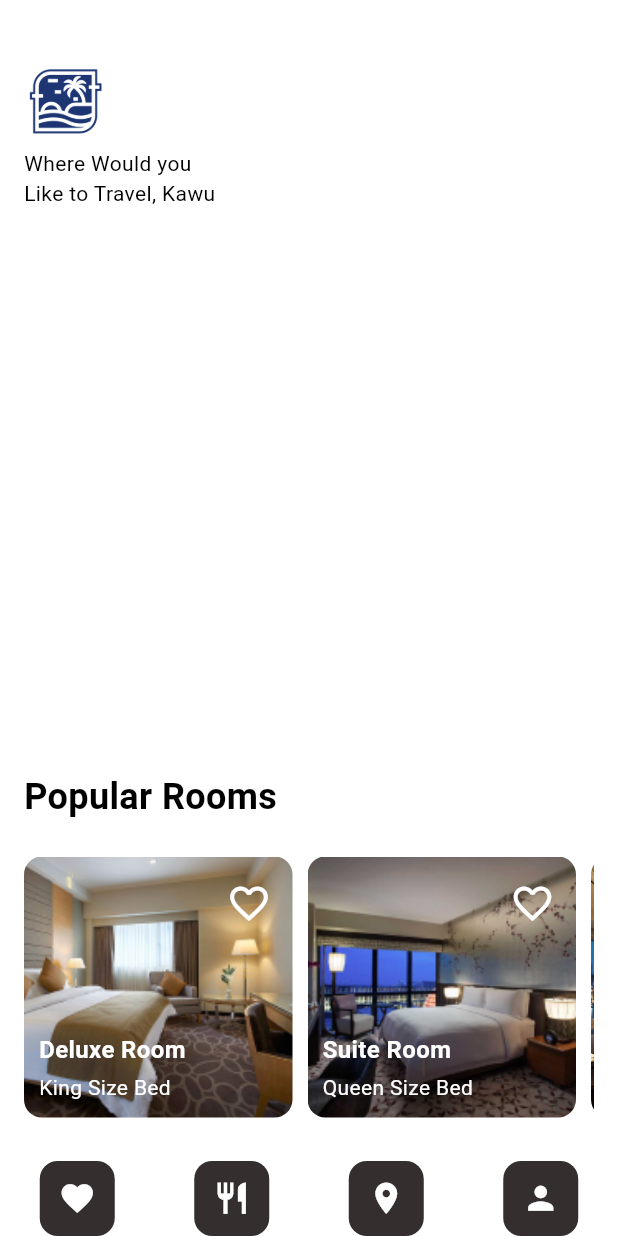
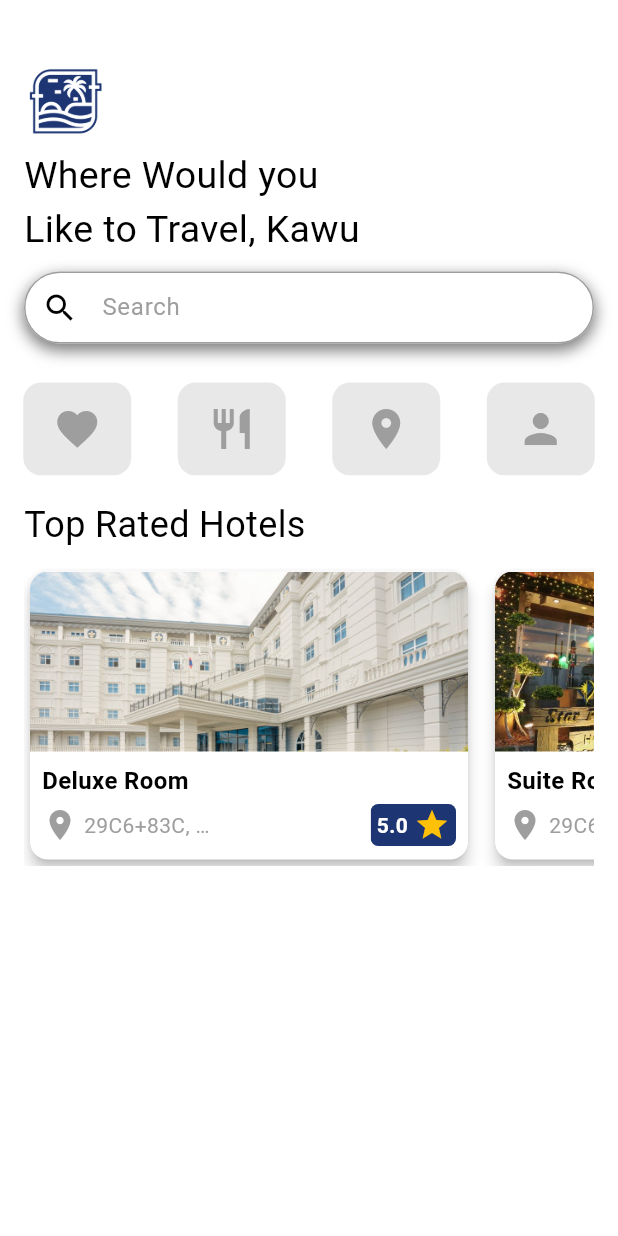
Before and after one commit to Arthritisboy/3Y1Cryptotel, a Flutter app: the HomeScreen screen opened directly, on a phone screen of 412 x 824 dp. Run offline on Flutter 3.47's test engine with Material 3 defaults, Android fonts, the phone set to English and light mode, and no system bars; our stand-ins replace google_fonts, transparent_image.

Commit message:
Created square navigation widget

```diff
--- a/mobile/lib/data/dummydata/room_data.dart
+++ b/mobile/lib/data/dummydata/room_data.dart
@@ -2,24 +2,27 @@ import 'package:hotel_flutter/data/model/room_model.dart';
 
 final List<Room> roomData = [
   Room(
-    imagePath: 'assets/images/rooms/hotelroom_1.png',
+    imagePath: 'assets/images/rooms/monarchHotel.jpg',
     roomName: 'Deluxe Room',
     typeOfRoom: 'King Size Bed',
-    star: 5.0,
+    rating: 5.0,
     price: 30,
+    location: "29C6+83C, 2, Calasiao, 2418 Pangasinan",
   ),
   Room(
-    imagePath: 'assets/images/rooms/hotelroom_2.png',
+    imagePath: 'assets/images/rooms/starPlaza.jpg',
     roomName: 'Suite Room',
     typeOfRoom: 'Queen Size Bed',
-    star: 4.5,
+    rating: 4.5,
     price: 50,
+    location: "29C6+83C, 2, Calasiao, 2418 Pangasinan",
   ),
   Room(
     imagePath: 'assets/images/rooms/hotelroom_3.jpg',
     roomName: 'Luxury Room',
     typeOfRoom: 'Queen Size Bed',
-    star: 5.0,
+    rating: 5.0,
     price: 40,
+    location: "29C6+83C, 2, Calasiao, 2418 Pangasinan",
   ),
 ];
--- a/mobile/lib/data/model/room_model.dart
+++ b/mobile/lib/data/model/room_model.dart
@@ -2,15 +2,17 @@ class Room {
   final String imagePath;
   final String roomName;
   final String typeOfRoom;
-  final double star;
+  final double rating;
   final int price;
+  final String location;
 
   Room({
     required this.imagePath,
     required this.roomName,
     required this.typeOfRoom,
-    required this.star,
+    required this.rating,
     required this.price,
+    required this.location,
   });
 
   factory Room.fromMap(Map<String, dynamic> data) {
@@ -18,8 +20,9 @@ class Room {
       imagePath: data['imagePath'] as String,
       roomName: data['roomName'] as String,
       typeOfRoom: data['typeOfRoom'] as String,
-      star: data['star'] as double,
+      rating: data['rating'] as double,
       price: data['price'] as int,
+      location: data['location'] as String,
     );
   }
 
@@ -28,8 +31,9 @@ class Room {
       'imagePath': imagePath,
       'roomName': roomName,
       'typeOfRoom': typeOfRoom,
-      'star': star,
+      'rating': rating,
       'price': price,
+      'location': location,
     };
   }
 }
--- a/mobile/lib/presentation/screens/home_screen.dart
+++ b/mobile/lib/presentation/screens/home_screen.dart
@@ -1,10 +1,9 @@
 import 'package:flutter/material.dart';
 import 'package:hotel_flutter/data/model/food_model.dart';
 import 'package:hotel_flutter/presentation/screens/add_cart_screen.dart';
-import 'package:hotel_flutter/presentation/widgets/home/background_image.dart';
+import 'package:hotel_flutter/presentation/widgets/home/bottom_home_icon_navigation.dart';
 import 'package:hotel_flutter/presentation/widgets/home/home_header.dart';
 import 'package:hotel_flutter/presentation/widgets/home/popular_rooms.dart';
-import 'package:hotel_flutter/presentation/widgets/home/bottom_home_icon_navigation.dart';
 
 class HomeScreen extends StatefulWidget {
   const HomeScreen({super.key});
@@ -19,13 +18,11 @@ class _HomeScreenState extends State<HomeScreen> {
     'assets/images/others/hotelroom_2.png': false,
   };
 
-  // Track selected meals
   List<FoodItem> selectedMeals = [];
 
   @override
   void initState() {
     super.initState();
-    // Retrieve passed data if any
     WidgetsBinding.instance.addPostFrameCallback((_) {
       final args =
           ModalRoute.of(context)?.settings.arguments as List<FoodItem>?;
@@ -45,30 +42,21 @@ class _HomeScreenState extends State<HomeScreen> {
           Column(
             children: [
               Header(),
+              const SizedBox(height: 10),
+              const BottomHomeIconNavigation(),
               Expanded(
-                child: Align(
-                  alignment: Alignment.bottomCenter,
                 child: Container(
                   decoration: const BoxDecoration(
                     color: Colors.white,
                     borderRadius:
                         BorderRadius.vertical(top: Radius.circular(30.0)),
                   ),
-                    child: SingleChildScrollView(
+                  child: const SingleChildScrollView(
                     child: Column(
                       crossAxisAlignment: CrossAxisAlignment.start,
                       children: [
-                          PopularRooms(
-                            heartStatus: _heartStatus,
-                            onHeartPressed: (imagePath, isFilled) {
-                              setState(() {
-                                _heartStatus[imagePath] = isFilled;
-                              });
-                            },
-                          ),
-                          const BottomHomeIconNavigation(),
+                        PopularRooms(),
                       ],
-                      ),
                     ),
                   ),
                 ),
--- a/mobile/lib/presentation/widgets/home/home_header.dart
+++ b/mobile/lib/presentation/widgets/home/home_header.dart
@@ -22,8 +22,17 @@ class Header extends StatelessWidget {
             ],
           ),
           const SizedBox(height: 5.0),
-          const Text("Where Would you"),
-          const Text("Like to Travel, Kawu"),
+          const Text(
+            "Where Would you",
+            style: TextStyle(fontSize: 25, fontWeight: FontWeight.w400),
+          ),
+          const Text(
+            "Like to Travel, Kawu",
+            style: TextStyle(fontSize: 25, fontWeight: FontWeight.w400),
+          ),
+          const SizedBox(
+            height: 10,
+          ),
           _buildSearchField(),
         ],
       ),
@@ -31,28 +40,40 @@ class Header extends StatelessWidget {
   }
 
   Widget _buildSearchField() {
-    return TextField(
+    return Container(
+      decoration: BoxDecoration(
+        boxShadow: [
+          BoxShadow(
+            color: Colors.black.withOpacity(0.5),
+            spreadRadius: 1,
+            blurRadius: 8,
+            offset: const Offset(0, 4),
+          ),
+        ],
+        borderRadius: BorderRadius.circular(30.0),
+      ),
+      child: TextField(
         decoration: InputDecoration(
-        prefixIcon: const Icon(Icons.search, color: Colors.white),
-        hintText: 'Search...',
-        hintStyle: const TextStyle(color: Colors.white),
+          prefixIcon: const Icon(Icons.search, color: Colors.black),
+          hintText: 'Search',
+          hintStyle: const TextStyle(color: Colors.grey),
           filled: true,
-        fillColor: Colors.transparent,
+          fillColor: Colors.white,
           border: OutlineInputBorder(
             borderRadius: BorderRadius.circular(30.0),
-          borderSide: const BorderSide(color: Colors.white, width: 1.0),
+            borderSide: const BorderSide(color: Colors.grey, width: 1.0),
           ),
           enabledBorder: OutlineInputBorder(
             borderRadius: BorderRadius.circular(30.0),
-          borderSide: const BorderSide(color: Colors.white, width: 1.0),
+            borderSide: const BorderSide(color: Colors.grey, width: 1.0),
           ),
           focusedBorder: OutlineInputBorder(
             borderRadius: BorderRadius.circular(30.0),
-          borderSide: const BorderSide(color: Colors.white, width: 1.0),
+            borderSide: const BorderSide(color: Colors.grey, width: 1.0),
           ),
           focusedErrorBorder: OutlineInputBorder(
             borderRadius: BorderRadius.circular(30.0),
-          borderSide: const BorderSide(color: Colors.white, width: 1.0),
+            borderSide: const BorderSide(color: Colors.grey, width: 1.0),
           ),
           errorBorder: InputBorder.none,
           contentPadding:
@@ -60,6 +81,7 @@ class Header extends StatelessWidget {
         ),
         style: const TextStyle(color: Colors.black),
         cursorColor: Colors.black,
+      ),
     );
   }
 }
--- a/mobile/lib/presentation/widgets/home/image_with_heart.dart
+++ /dev/null
@@ -1,81 +0,0 @@
-import 'package:flutter/material.dart';
-
-class ImageWithHeart extends StatefulWidget {
-  final String imagePath;
-  final bool isHeartFilled;
-  final Function(bool) onHeartPressed;
-  final String roomName;
-  final String typeOfRoom;
-
-  const ImageWithHeart({
-    super.key,
-    required this.imagePath,
-    required this.isHeartFilled,
-    required this.onHeartPressed,
-    required this.roomName,
-    required this.typeOfRoom,
-  });
-
-  @override
-  // ignore: library_private_types_in_public_api
-  _ImageWithHeartState createState() => _ImageWithHeartState();
-}
-
-class _ImageWithHeartState extends State<ImageWithHeart> {
-  @override
-  Widget build(BuildContext context) {
-    return Stack(
-      children: [
-        ClipRRect(
-          borderRadius: BorderRadius.circular(12.0),
-          child: Image.asset(
-            widget.imagePath,
-            height: 174.0,
-            width: 179.0,
-            fit: BoxFit.cover,
-          ),
-        ),
-        Positioned(
-          top: 7.0,
-          right: 5.0,
-          child: IconButton(
-            icon: Icon(
-              widget.isHeartFilled ? Icons.favorite : Icons.favorite_border,
-              color: widget.isHeartFilled ? Colors.red : Colors.white,
-              size: 30.0,
-            ),
-            onPressed: () {
-              widget.onHeartPressed(!widget.isHeartFilled);
-            },
-          ),
-        ),
-        Positioned(
-          bottom: 10.0,
-          left: 10.0,
-          child: Column(
-            crossAxisAlignment: CrossAxisAlignment.start,
-            children: [
-              Text(
-                widget.roomName,
-                style: const TextStyle(
-                  fontSize: 16.0,
-                  fontWeight: FontWeight.bold,
-                  color: Colors.white,
-                ),
-              ),
-              const SizedBox(height: 4.0),
-              Text(
-                widget.typeOfRoom,
-                style: const TextStyle(
-                  fontSize: 14.0,
-                  fontWeight: FontWeight.w400,
-                  color: Colors.white,
-                ),
-              ),
-            ],
-          ),
-        ),
-      ],
-    );
-  }
-}
--- a/mobile/lib/presentation/widgets/home/popular_rooms.dart
+++ b/mobile/lib/presentation/widgets/home/popular_rooms.dart
@@ -1,15 +1,11 @@
 import 'package:flutter/material.dart';
-import 'package:hotel_flutter/presentation/widgets/home/image_with_heart.dart';
+import 'package:hotel_flutter/presentation/widgets/home/room_widget.dart';
 import 'package:hotel_flutter/presentation/screens/room_screen.dart';
 import 'package:hotel_flutter/data/dummydata/room_data.dart';
 import 'package:hotel_flutter/data/model/room_model.dart';
 
 class PopularRooms extends StatelessWidget {
-  final Map<String, bool> heartStatus;
-  final Function(String, bool) onHeartPressed;
-
-  const PopularRooms(
-      {super.key, required this.heartStatus, required this.onHeartPressed});
+  const PopularRooms({super.key});
 
   @override
   Widget build(BuildContext context) {
@@ -19,10 +15,10 @@ class PopularRooms extends StatelessWidget {
         crossAxisAlignment: CrossAxisAlignment.start,
         children: [
           const Text(
-            'Popular Rooms',
+            'Top Rated Hotels',
             style: TextStyle(
               fontSize: 24.0,
-              fontWeight: FontWeight.bold,
+              // fontWeight: FontWeight.bold,
               color: Colors.black,
             ),
           ),
@@ -53,19 +49,17 @@ class PopularRooms extends StatelessWidget {
                 builder: (context) => RoomScreen(
                   backgroundImage: room.imagePath,
                   roomName: room.roomName,
-                  rating: room.star,
+                  rating: room.rating,
                   price: room.price,
                 ),
               ),
             );
           },
-          child: ImageWithHeart(
+          child: RoomWidget(
             imagePath: room.imagePath,
-            isHeartFilled: heartStatus[room.imagePath] ?? false,
-            onHeartPressed: (isFilled) =>
-                onHeartPressed(room.imagePath, isFilled),
             roomName: room.roomName,
-            typeOfRoom: room.typeOfRoom,
+            location: room.location,
+            rating: room.rating,
           ),
         ),
       );
--- /dev/null
+++ b/mobile/lib/presentation/widgets/home/room_widget.dart
@@ -0,0 +1,108 @@
+import 'package:flutter/material.dart';
+
+class RoomWidget extends StatelessWidget {
+  final String imagePath;
+  final String roomName;
+  final String location;
+  final double rating;
+
+  const RoomWidget({
+    super.key,
+    required this.imagePath,
+    required this.roomName,
+    required this.location,
+    required this.rating,
+  });
+
+  @override
+  Widget build(BuildContext context) {
+    return SizedBox(
+      width: 300.0,
+      height: 300.0,
+      child: Card(
+        elevation: 4.0,
+        color: Colors.white,
+        shape: RoundedRectangleBorder(
+          borderRadius: BorderRadius.circular(12.0),
+        ),
+        child: Column(
+          crossAxisAlignment: CrossAxisAlignment.start,
+          children: [
+            ClipRRect(
+              borderRadius:
+                  const BorderRadius.vertical(top: Radius.circular(12.0)),
+              child: Image.asset(
+                imagePath,
+                height: 120.0,
+                width: double.infinity,
+                fit: BoxFit.cover,
+              ),
+            ),
+            Padding(
+              padding: const EdgeInsets.all(8.0),
+              child: Column(
+                crossAxisAlignment: CrossAxisAlignment.start,
+                children: [
+                  SizedBox(
+                    child: Text(
+                      roomName,
+                      style: const TextStyle(
+                        fontSize: 16.0,
+                        fontWeight: FontWeight.bold,
+                        color: Colors.black,
+                        overflow: TextOverflow.ellipsis,
+                      ),
+                      maxLines: 1,
+                    ),
+                  ),
+                  const SizedBox(height: 4.0),
+                  Row(
+                    children: [
+                      const Icon(Icons.place, color: Colors.grey),
+                      const SizedBox(width: 4.0),
+                      SizedBox(
+                        width: 90.0,
+                        child: Text(
+                          location,
+                          style: const TextStyle(
+                            fontSize: 14.0,
+                            color: Colors.grey,
+                            overflow: TextOverflow.ellipsis,
+                          ),
+                          maxLines: 1,
+                        ),
+                      ),
+                      const Spacer(),
+                      ClipRRect(
+                        borderRadius: BorderRadius.circular(5.0),
+                        child: Container(
+                          padding: const EdgeInsets.symmetric(
+                              horizontal: 4.0, vertical: 2.0),
+                          color: const Color.fromARGB(255, 29, 53, 115),
+                          child: Row(
+                            children: [
+                              Text(
+                                rating.toString(),
+                                style: const TextStyle(
+                                  fontSize: 14.0,
+                                  fontWeight: FontWeight.w600,
+                                  color: Colors.white,
+                                ),
+                              ),
+                              const SizedBox(width: 4.0),
+                              const Icon(Icons.star, color: Colors.amber),
+                            ],
+                          ),
+                        ),
+                      ),
+                    ],
+                  ),
+                ],
+              ),
+            ),
+          ],
+        ),
+      ),
+    );
+  }
+}
--- a/mobile/lib/presentation/widgets/home/square_icon.dart
+++ b/mobile/lib/presentation/widgets/home/square_icon.dart
@@ -10,15 +10,15 @@ class SquareIcon extends StatelessWidget {
     super.key,
     required this.iconData,
     this.size = 50.0,
-    this.backgroundColor = const Color.fromARGB(255, 52, 46, 46),
-    this.iconColor = Colors.white,
+    this.backgroundColor = const Color.fromARGB(255, 232, 232, 232),
+    this.iconColor = Colors.grey,
   });
 
   @override
   Widget build(BuildContext context) {
     return Container(
-      width: size,
-      height: size,
+      width: 72,
+      height: 62,
       decoration: BoxDecoration(
         color: backgroundColor,
         borderRadius: const BorderRadius.all(Radius.circular(12)),
@@ -26,7 +26,7 @@ class SquareIcon extends StatelessWidget {
       child: Icon(
         iconData,
         color: iconColor,
-        size: size / 2,
+        size: 32,
       ),
     );
   }
```
Also changed, not shown: mobile/assets/images/rooms/monarchHotel.jpg (added), mobile/assets/images/rooms/starPlaza.jpg (added). Lines whose indentation alone changed are shown as unchanged.
